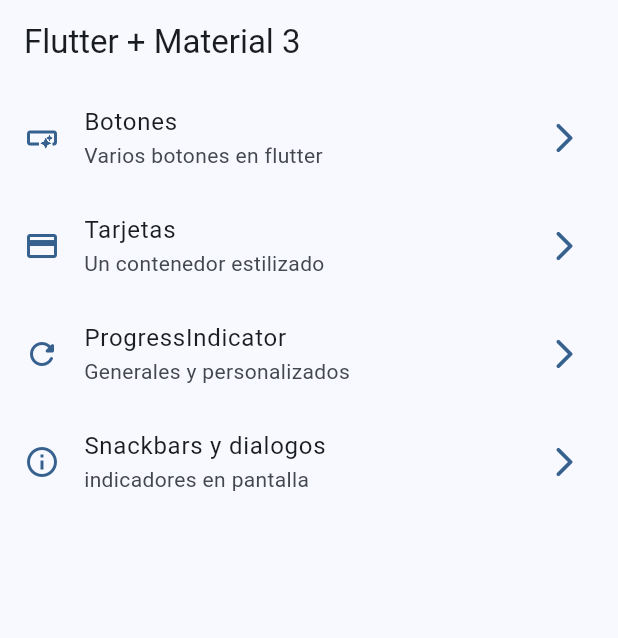
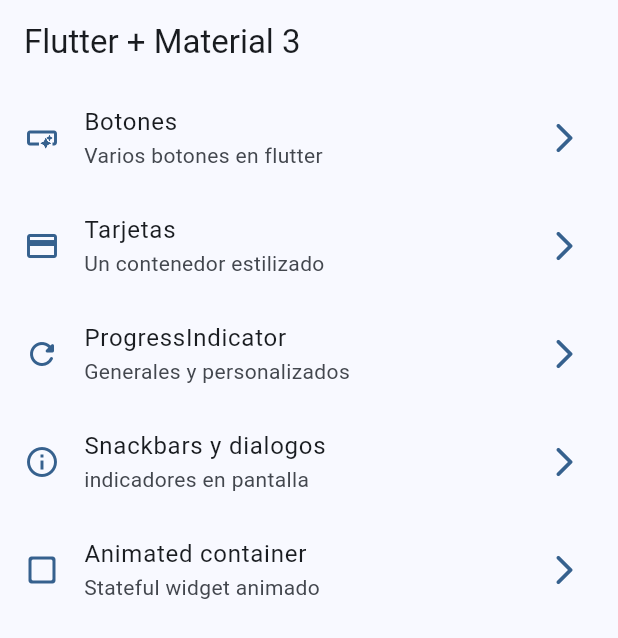
Before and after one commit to carloschamorrohn/widgets_app, a Flutter app: the screen it shows after launch, on a phone screen of 412 x 824 dp. Shown: the top 638 px of the screen. Run offline on Flutter 3.47's test engine with Material 3 defaults, Android fonts, the phone set to English and light mode, and no system bars; our stand-ins replace go_router.

Commit message:
terminando animated

```diff
--- a/lib/config/menu/menu_items.dart
+++ b/lib/config/menu/menu_items.dart
@@ -39,4 +39,10 @@ const appMenuItems = <MenuItem>[
     link: '/snackbars',
     icon: Icons.info_outline,
   ),
+  MenuItem(
+    title: 'Animated container',
+    subtitle: 'Stateful widget animado',
+    link: '/animated',
+    icon: Icons.check_box_outline_blank_rounded,
+  ),
 ];
--- a/lib/config/router/app_router.dart
+++ b/lib/config/router/app_router.dart
@@ -33,5 +33,10 @@ final appRouter = GoRouter(
       name: SnackbarScreen.name,
       builder: (context, state) => const SnackbarScreen(),
     ),
+    GoRoute(
+      path: '/animated',
+      name: AnimatedScreen.name,
+      builder: (context, state) => const AnimatedScreen(),
+    ),
   ],
 );
```
Also changed, not shown: lib/config/presentation/screens/animated/animated_screen.dart (+49 -2 lines).
